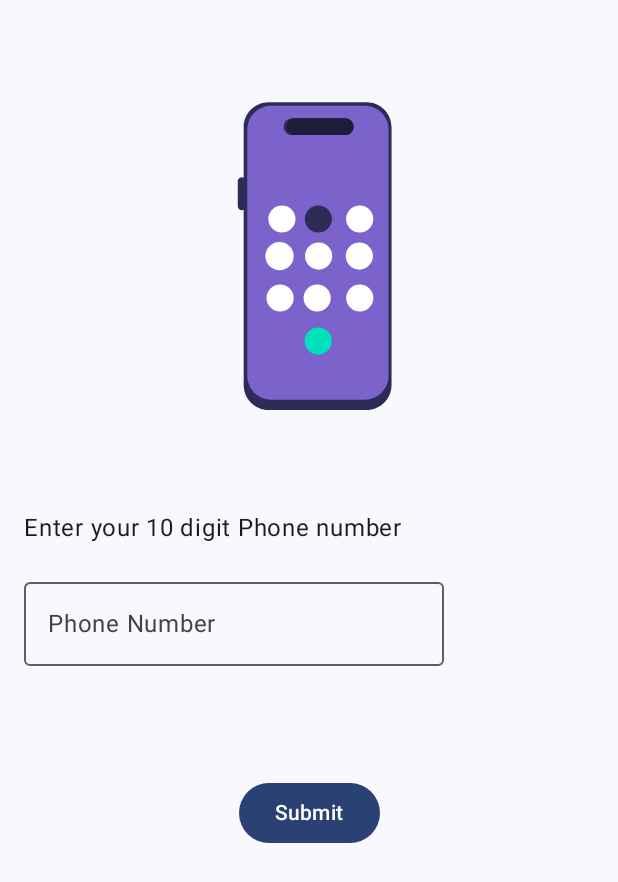
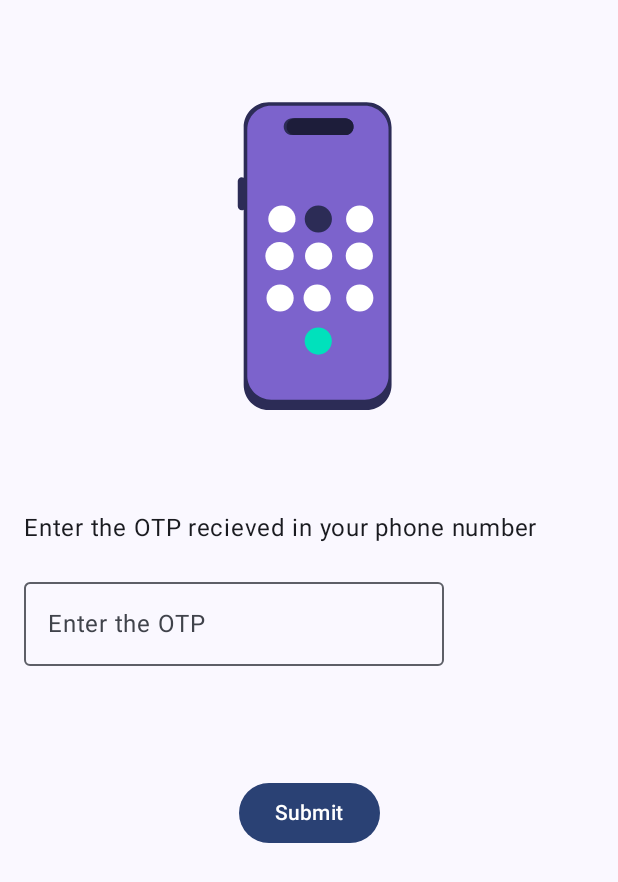
Before and after one commit to jarvis1704/Chattrix, an Android app built with Jetpack Compose: the screen it shows after launch (MainActivity), on a phone screen of 412 x 824 dp. Shown: the top 882 px of the screen. Run offline under Robolectric (Android 15) with nearby library versions, the phone set to English and light mode, and no system bars.

Commit message:
Created a otp screen for phone verification

```diff
--- a/app/src/main/java/com/biprangshu/chattrix/MainActivity.kt
+++ b/app/src/main/java/com/biprangshu/chattrix/MainActivity.kt
@@ -6,6 +6,7 @@ import androidx.activity.compose.setContent
 import androidx.activity.enableEdgeToEdge
 import com.biprangshu.chattrix.onboarding.LoginScreen
 import com.biprangshu.chattrix.onboarding.LoginWithPhone
+import com.biprangshu.chattrix.onboarding.OtpScreen
 import com.biprangshu.chattrix.ui.theme.ChattrixTheme
 
 class MainActivity : ComponentActivity() {
@@ -14,7 +15,7 @@ class MainActivity : ComponentActivity() {
         enableEdgeToEdge()
         setContent {
             ChattrixTheme {
-                LoginWithPhone()
+                OtpScreen()
             }
         }
     }
--- /dev/null
+++ b/app/src/main/java/com/biprangshu/chattrix/onboarding/OtpScreen.kt
@@ -0,0 +1,80 @@
+package com.biprangshu.chattrix.onboarding
+
+import androidx.compose.foundation.layout.Arrangement
+import androidx.compose.foundation.layout.Box
+import androidx.compose.foundation.layout.Column
+import androidx.compose.foundation.layout.Spacer
+import androidx.compose.foundation.layout.fillMaxSize
+import androidx.compose.foundation.layout.fillMaxWidth
+import androidx.compose.foundation.layout.height
+import androidx.compose.foundation.layout.navigationBarsPadding
+import androidx.compose.foundation.layout.padding
+import androidx.compose.foundation.layout.statusBarsPadding
+import androidx.compose.foundation.text.KeyboardOptions
+import androidx.compose.material3.Button
+import androidx.compose.material3.OutlinedTextField
+import androidx.compose.material3.Surface
+import androidx.compose.material3.Text
+import androidx.compose.runtime.Composable
+import androidx.compose.runtime.getValue
+import androidx.compose.runtime.mutableStateOf
+import androidx.compose.runtime.remember
+import androidx.compose.runtime.setValue
+import androidx.compose.ui.Alignment
+import androidx.compose.ui.Modifier
+import androidx.compose.ui.graphics.Color
+import androidx.compose.ui.text.font.FontWeight
+import androidx.compose.ui.text.input.KeyboardType
+import androidx.compose.ui.unit.dp
+import androidx.compose.ui.unit.sp
+import com.airbnb.lottie.compose.LottieAnimation
+import com.airbnb.lottie.compose.LottieCompositionSpec
+import com.airbnb.lottie.compose.LottieConstants
+import com.airbnb.lottie.compose.rememberLottieComposition
+import com.biprangshu.chattrix.R
+
+@Composable
+fun OtpScreen(modifier: Modifier = Modifier) {
+    val composition by rememberLottieComposition(LottieCompositionSpec.RawRes(R.raw.phone_number))
+    var otp by remember { mutableStateOf("") }
+
+    Surface(
+        modifier = Modifier.fillMaxSize()
+    ) {
+        Column(
+            modifier = Modifier.fillMaxSize().statusBarsPadding().navigationBarsPadding().padding(16.dp),
+            horizontalAlignment = Alignment.Start,
+            verticalArrangement = Arrangement.Top
+        ) {
+            Box(
+                modifier = Modifier.fillMaxWidth().height(300.dp)
+            ) {
+                LottieAnimation(
+                    composition = composition,
+                    iterations = LottieConstants.IterateForever,
+                    modifier = Modifier.fillMaxSize()
+                )
+            }
+            Spacer(Modifier.height(24.dp))
+            Text("Enter the OTP recieved in your phone number")
+            Spacer(Modifier.height(16.dp))
+            OutlinedTextField(
+                value = otp,
+                onValueChange = { otp = it },
+                label = { Text("Enter the OTP") },
+                keyboardOptions = KeyboardOptions(keyboardType = KeyboardType.Phone)
+            )
+            Spacer(Modifier.height(48.dp))
+            Box (
+                modifier = Modifier.fillMaxWidth().height(100.dp),
+                contentAlignment = Alignment.Center
+            ){
+                Button(onClick = { /* Handle phone number submission */ }) {
+                    Text("Submit")
+                }
+            }
+
+
+        }
+    }
+}
```
